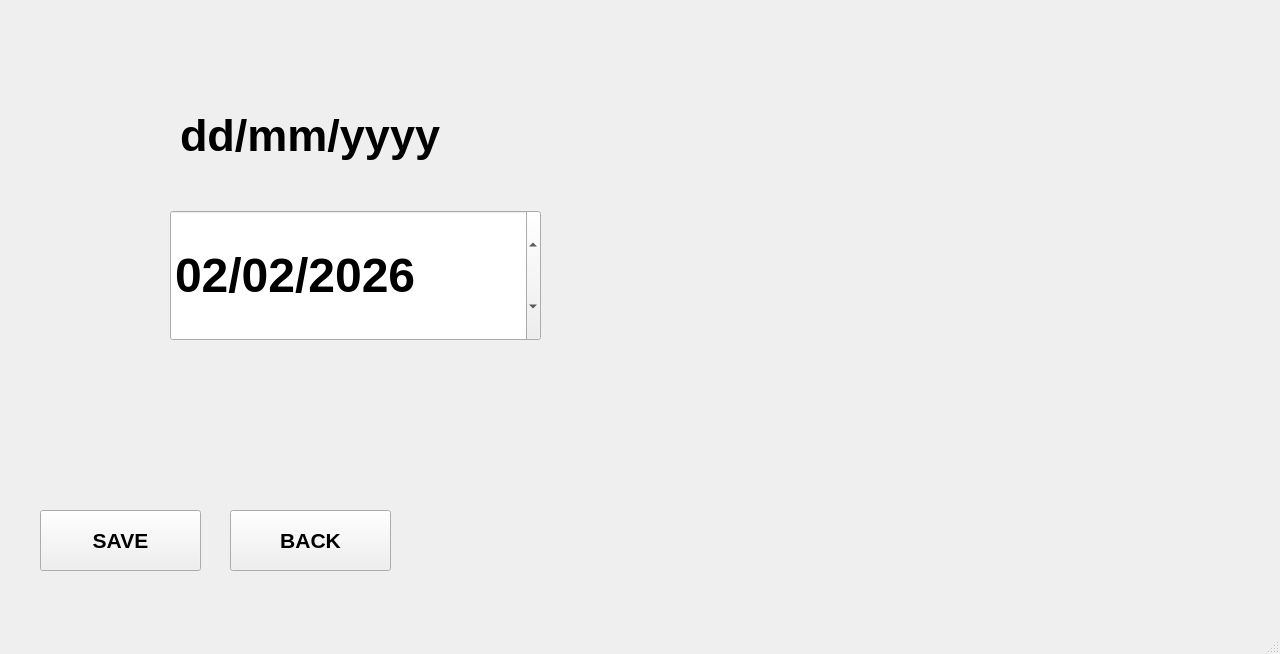
solarpieter/SP515_Display_2, file mainwindow.ui: the form before one commit.
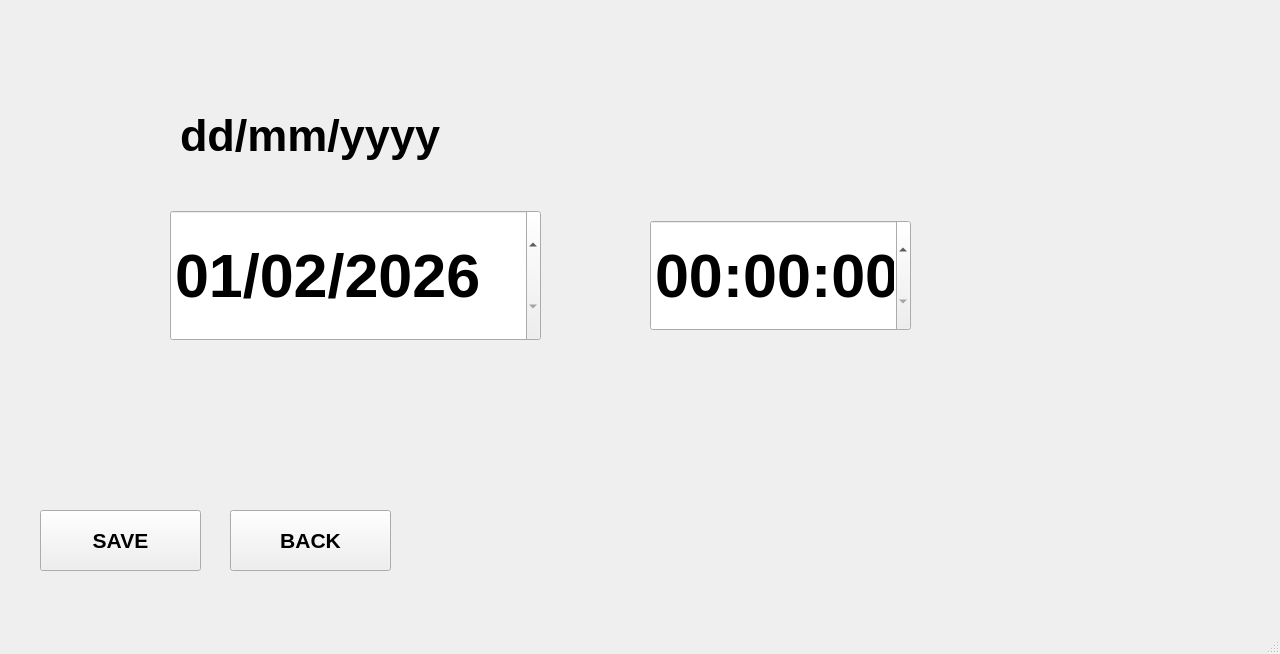
The form after the commit. The open tabs and pages were chosen to show the change. Icons and pictures are not drawn.

Commit message: Combined the Date and Time settings pages into one page

```diff
--- a/mainwindow.ui
+++ b/mainwindow.ui
@@ -75,7 +75,7 @@
      <number>0</number>
     </property>
     <property name="currentIndex">
-     <number>6</number>
+     <number>1</number>
     </property>
     <widget class="QWidget" name="pageDashboard">
      <property name="minimumSize">
@@ -949,7 +949,7 @@
         </widget>
        </item>
        <item>
-        <widget class="QPushButton" name="pushButtonAlarm_settings">
+        <widget class="QPushButton" name="pushButtonMenu_A5">
          <property name="sizePolicy">
           <sizepolicy hsizetype="Minimum" vsizetype="Preferred">
            <horstretch>0</horstretch>
@@ -963,7 +963,7 @@
           </font>
          </property>
          <property name="text">
-          <string>Alarm Settings</string>
+          <string/>
          </property>
         </widget>
        </item>
@@ -1615,7 +1615,7 @@
       </property>
       <property name="font">
        <font>
-        <pointsize>36</pointsize>
+        <pointsize>46</pointsize>
         <bold>true</bold>
        </font>
       </property>
@@ -1626,7 +1626,7 @@
         <second>0</second>
         <year>2026</year>
         <month>2</month>
-        <day>2</day>
+        <day>1</day>
        </datetime>
       </property>
       <property name="displayFormat">
@@ -1690,24 +1690,24 @@
        <string>dd/mm/yyyy</string>
       </property>
      </widget>
-    </widget>
-    <widget class="QWidget" name="pageTime_settings">
      <widget class="QTimeEdit" name="timeEdit">
       <property name="geometry">
        <rect>
-        <x>170</x>
-        <y>210</y>
+        <x>650</x>
+        <y>220</y>
         <width>261</width>
         <height>111</height>
        </rect>
       </property>
       <property name="font">
        <font>
-        <pointsize>56</pointsize>
+        <pointsize>46</pointsize>
         <bold>true</bold>
        </font>
       </property>
      </widget>
+    </widget>
+    <widget class="QWidget" name="pageTime_settings">
      <widget class="QPushButton" name="pushButtonTimeBack">
       <property name="geometry">
        <rect>
```
